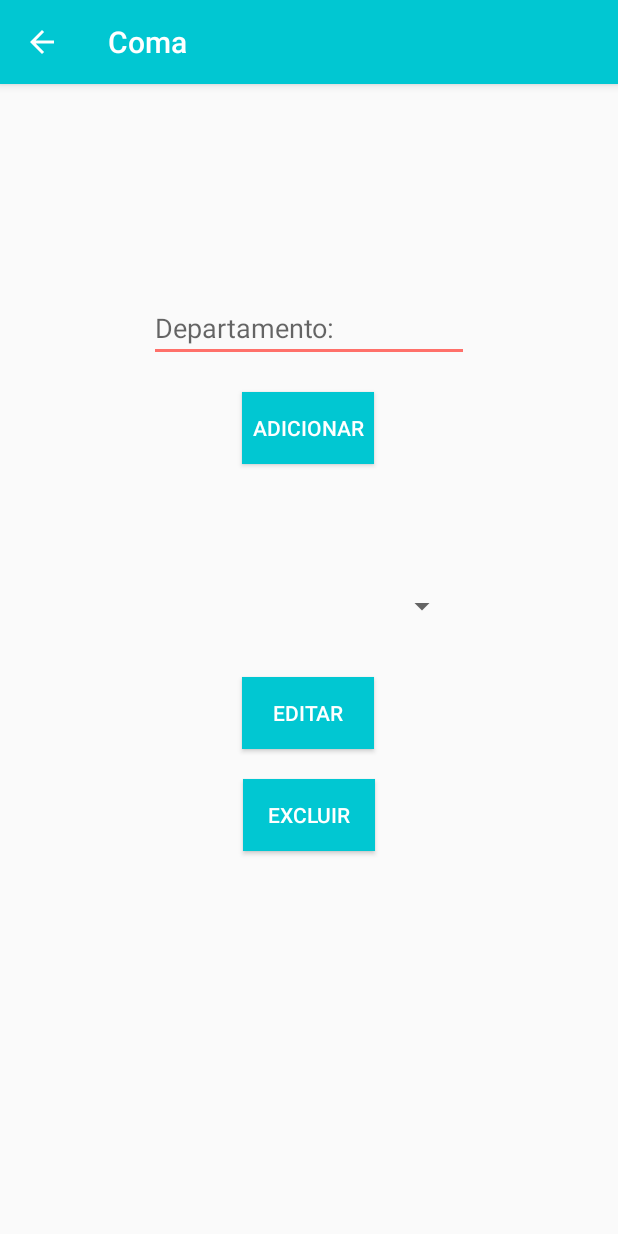
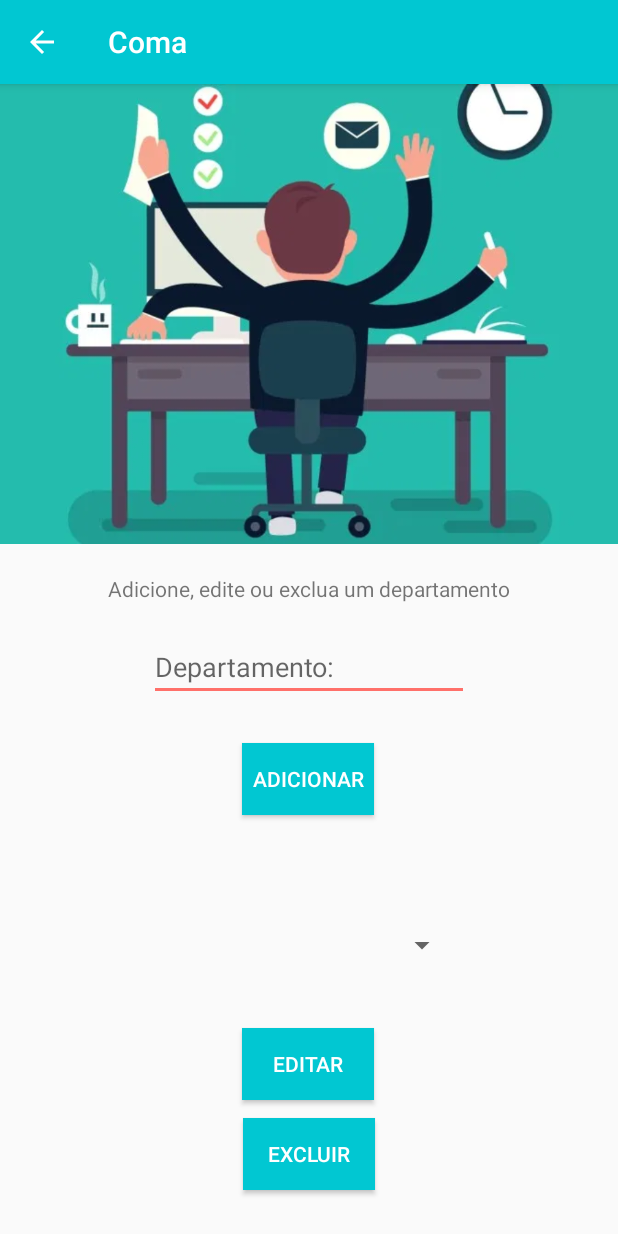
Before and after one commit to TalesParisotto/ProjetoComa, an Android app: the DepartamentoActivity screen opened directly, with no data from a screen before it, on a phone screen of 412 x 824 dp. Run offline under Robolectric (Android 15) with nearby library versions, the phone set to English and light mode, and no system bars; our stand-ins replace Firebase (no records; nobody signed in at launch, a user with empty details on screens opened directly).

```diff
--- a/app/src/main/res/layout/activity_departamento.xml
+++ b/app/src/main/res/layout/activity_departamento.xml
@@ -11,43 +11,44 @@
         android:id="@+id/editDep"
         android:layout_width="wrap_content"
         android:layout_height="wrap_content"
-        android:layout_marginTop="140dp"
+        android:layout_marginTop="20dp"
         android:ems="10"
         android:hint="Departamento:"
         android:inputType="text"
         android:maxLength="25"
         app:layout_constraintEnd_toEndOf="parent"
         app:layout_constraintStart_toStartOf="parent"
-        app:layout_constraintTop_toTopOf="parent" />
+        app:layout_constraintTop_toBottomOf="@+id/textView9" />
 
     <Spinner
         android:id="@+id/spinnerOperacaoDep"
         android:layout_width="200dp"
         android:layout_height="54dp"
-        android:layout_marginTop="68dp"
+        android:layout_marginTop="60dp"
         app:layout_constraintEnd_toEndOf="parent"
         app:layout_constraintHorizontal_bias="0.497"
         app:layout_constraintStart_toStartOf="parent"
         app:layout_constraintTop_toBottomOf="@+id/adicionarDepartamento" />
 
     <Button
-        android:id="@+id/excluirDepartamento"
+        android:id="@+id/editarDepartamento"
         android:layout_width="wrap_content"
         android:layout_height="wrap_content"
-        android:layout_marginTop="20dp"
+        android:layout_marginTop="28dp"
         android:background="@color/colorPrimary"
-        android:onClick="excluirDepartamento"
-        android:text="Excluir"
+        android:onClick="editarDepartamentoActivity"
+        android:text="Editar"
         android:textColor="@android:color/white"
         app:layout_constraintEnd_toEndOf="parent"
+        app:layout_constraintHorizontal_bias="0.498"
         app:layout_constraintStart_toStartOf="parent"
-        app:layout_constraintTop_toBottomOf="@+id/editarDepartamento" />
+        app:layout_constraintTop_toBottomOf="@+id/spinnerOperacaoDep" />
 
     <Button
         android:id="@+id/adicionarDepartamento"
         android:layout_width="wrap_content"
         android:layout_height="wrap_content"
-        android:layout_marginTop="20dp"
+        android:layout_marginTop="28dp"
         android:background="@color/colorPrimary"
         android:onClick="salvarDerpartamento"
         android:text="adicionar"
@@ -58,17 +59,38 @@
         app:layout_constraintTop_toBottomOf="@+id/editDep" />
 
     <Button
-        android:id="@+id/editarDepartamento"
+        android:id="@+id/excluirDepartamento"
+        android:layout_width="wrap_content"
+        android:layout_height="wrap_content"
+        android:layout_marginTop="12dp"
+        android:background="@color/colorPrimary"
+        android:onClick="excluirDepartamento"
+        android:text="Excluir"
+        android:textColor="@android:color/white"
+        app:layout_constraintEnd_toEndOf="parent"
+        app:layout_constraintHorizontal_bias="0.501"
+        app:layout_constraintStart_toStartOf="parent"
+        app:layout_constraintTop_toBottomOf="@+id/editarDepartamento" />
+
+    <ImageView
+        android:id="@+id/imageView6"
+        android:layout_width="0dp"
+        android:layout_height="460px"
+        android:scaleType="centerCrop"
+        app:layout_constraintEnd_toEndOf="parent"
+        app:layout_constraintHorizontal_bias="1.0"
+        app:layout_constraintStart_toStartOf="parent"
+        app:layout_constraintTop_toTopOf="parent"
+        app:srcCompat="@drawable/boneco_escreve" />
+
+    <TextView
+        android:id="@+id/textView9"
         android:layout_width="wrap_content"
         android:layout_height="wrap_content"
         android:layout_marginTop="20dp"
-        android:background="@color/colorPrimary"
-        android:onClick="editarDepartamentoActivity"
-        android:text="Editar"
-        android:textColor="@android:color/white"
+        android:text="Adicione, edite ou exclua um departamento"
         app:layout_constraintEnd_toEndOf="parent"
-        app:layout_constraintHorizontal_bias="0.498"
         app:layout_constraintStart_toStartOf="parent"
-        app:layout_constraintTop_toBottomOf="@+id/spinnerOperacaoDep" />
+        app:layout_constraintTop_toBottomOf="@+id/imageView6" />
 
 </android.support.constraint.ConstraintLayout>
--- a/app/src/main/res/layout/activity_login.xml
+++ b/app/src/main/res/layout/activity_login.xml
@@ -87,7 +87,8 @@
         android:layout_width="wrap_content"
         android:layout_height="wrap_content"
         android:onClick="redefinirSenha"
-        android:text="Esqueceu sua senha? crie uma nova"
+        android:text="Esqueceu sua senha? clique aqui."
+        android:textStyle="bold"
         app:layout_constraintBottom_toBottomOf="parent"
         app:layout_constraintEnd_toEndOf="parent"
         app:layout_constraintStart_toStartOf="parent"
```
Also changed, not shown: app/src/main/res/layout/activity_editar_departamento.xml (+24 -3 lines), app/src/main/res/drawable-v24/boneco_escreve.jpg (added), app/src/main/res/drawable-v24/lapis_editar.png (added).
